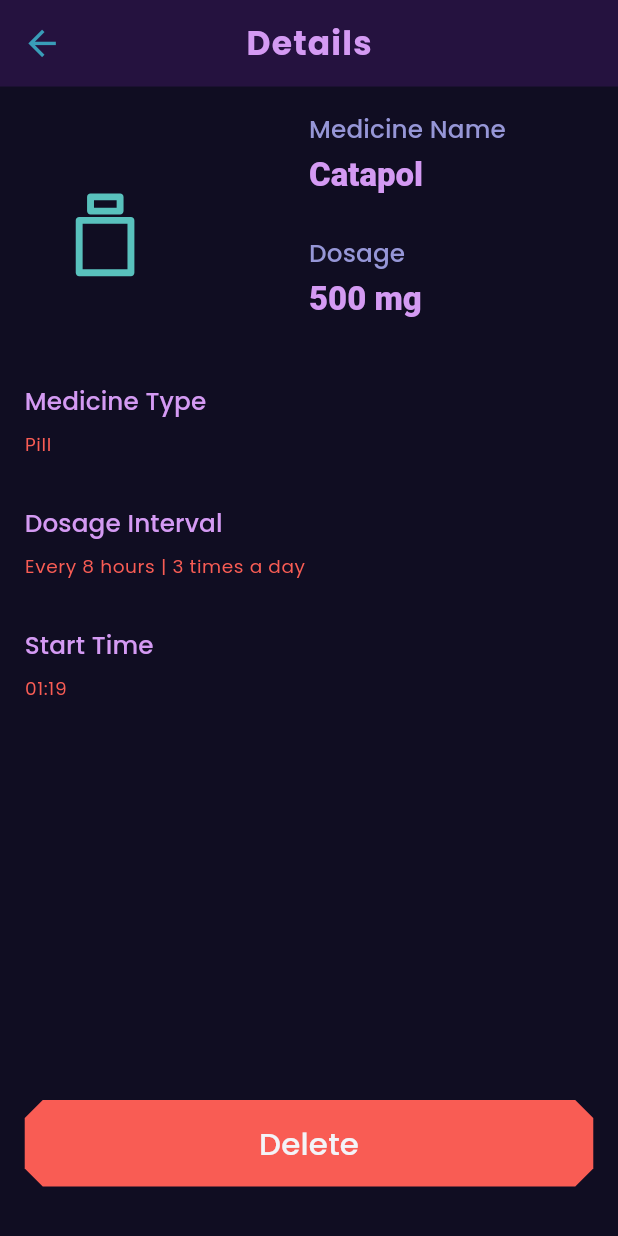
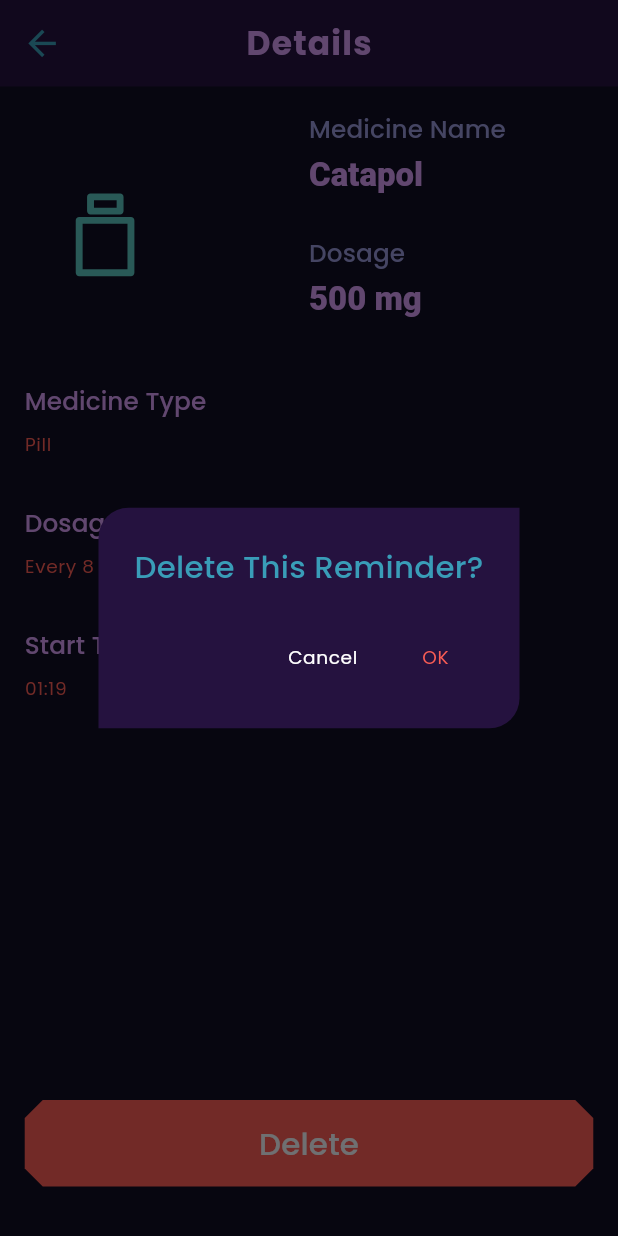
Before and after one commit to stp2003/Medicine-Reminder-App, a Flutter app: the MedicineDetail screen opened directly, after a tap on "Delete", on a phone screen of 412 x 824 dp. Run offline on Flutter 3.47's test engine with Material 2 defaults, Android fonts, the phone set to English and light mode, and no system bars; our stand-ins replace flutter_svg, google_fonts, rxdart, sizer.

Commit message:
delete alert dialog box created

```diff
--- a/lib/screens/medicineDetails/medicine_detail.dart
+++ b/lib/screens/medicineDetails/medicine_detail.dart
@@ -46,7 +46,9 @@
                     borderRadius: BorderRadius.circular(12.0),
                   ),
                 ),
-                onPressed: () {},
+                onPressed: () {
+                  openAlertBox(context);
+                },
                 child: Text(
                   'Delete',
                   style: Theme.of(context)
@@ -60,6 +62,58 @@
           ],
         ),
       ),
+    );
+  }
+
+  //?? alert dialog box ->
+  openAlertBox(BuildContext context) {
+    return showDialog(
+      context: context,
+      builder: (context) {
+        return AlertDialog(
+          backgroundColor: appBarColor,
+          shape: const RoundedRectangleBorder(
+            borderRadius: BorderRadius.only(
+              topLeft: Radius.circular(20.0),
+              bottomRight: Radius.circular(20.0),
+            ),
+          ),
+          contentPadding: EdgeInsets.only(top: 1.h),
+          title: Text(
+            'Delete This Reminder?',
+            textAlign: TextAlign.center,
+            style: Theme.of(context).textTheme.titleMedium,
+          ),
+          actions: [
+            TextButton(
+              onPressed: () {
+                Navigator.of(context).pop();
+              },
+              child: Text(
+                'Cancel',
+                style: Theme.of(context)
+                    .textTheme
+                    .bodySmall!
+                    .copyWith(color: Colors.white),
+              ),
+            ),
+            TextButton(
+              onPressed: () {
+                //global block to delete medicine,later
+                // _globalBloc.removeMedicine(widget.medicine);
+                // Navigator.popUntil(context, ModalRoute.withName('/'));
+              },
+              child: Text(
+                'OK',
+                style: Theme.of(context)
+                    .textTheme
+                    .bodySmall!
+                    .copyWith(color: kSecondaryColor),
+              ),
+            ),
+          ],
+        );
+      },
     );
   }
 }
```
